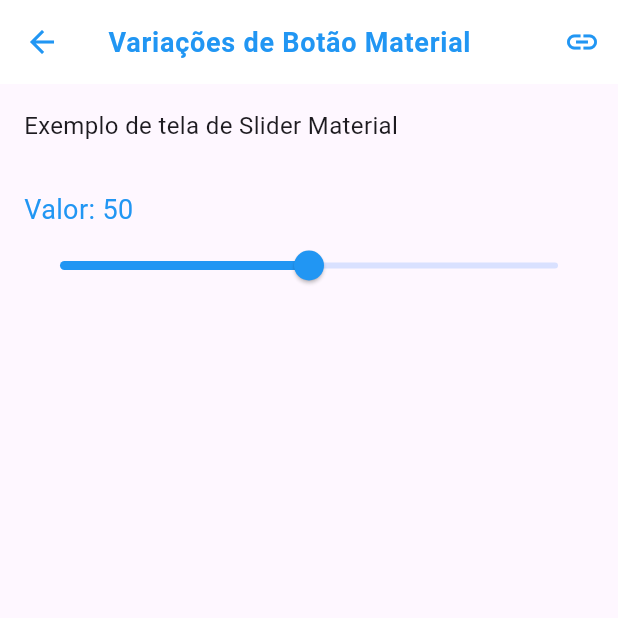
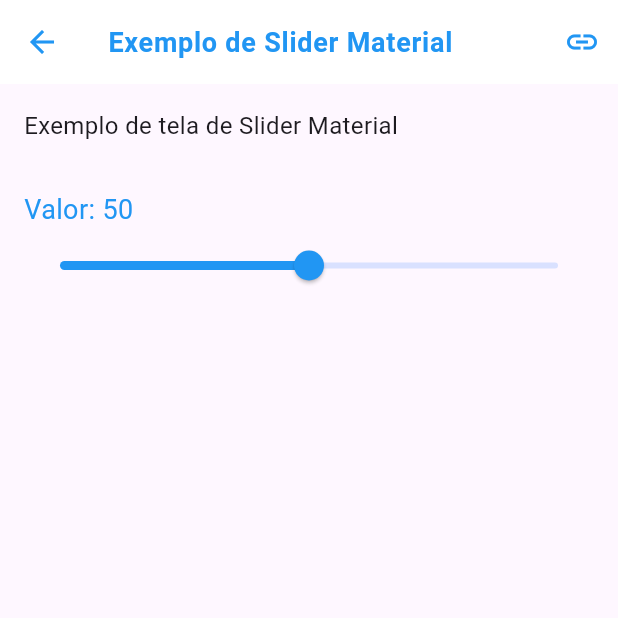
Before and after one commit to RafaelLand/devkit, a Flutter app: the MaterialSliderExample screen opened directly, on a phone screen of 412 x 824 dp, the top half of it. Run offline on Flutter 3.47's test engine with Material 3 defaults, Android fonts, the light colour scheme and no system bars; our stand-ins replace sqflite; accounts and stored records are empty.

Commit message:
Adicao dos link e padrao de titulo

```diff
--- a/lib/Cupertino/Buttons.dart
+++ b/lib/Cupertino/Buttons.dart
@@ -1,5 +1,6 @@
 import 'package:flutter/cupertino.dart';
 import 'package:flutter/material.dart';
+import 'package:url_launcher/url_launcher.dart';
 
 void main() => runApp(const MyApp());
 
@@ -39,7 +40,7 @@ class CupertinoButtonsExample extends StatelessWidget {
     return CupertinoPageScaffold(
       navigationBar: CupertinoNavigationBar(
         middle: const Text(
-          "Variações de Botão Cupertino",
+          "Exemplo de Botão Cupertino",
           style: TextStyle(
             fontWeight: FontWeight.bold,
             fontSize: 18,
@@ -58,7 +59,8 @@ class CupertinoButtonsExample extends StatelessWidget {
             color: CupertinoColors.activeBlue,
           ),
           onPressed: () {
-            // Adicione aqui a ação de anexar link
+            launchUrl(Uri.parse(
+                "https://github.com/RafaelLand/devkit/blob/main/lib/Cupertino/Buttons.dart"));
           },
         ),
         backgroundColor: CupertinoColors.white,
--- a/lib/Cupertino/Cards.dart
+++ b/lib/Cupertino/Cards.dart
@@ -1,6 +1,7 @@
 import 'package:flutter/cupertino.dart';
 import 'package:flutter/material.dart';
 import 'package:devkit/Cupertino/lista_widgets.dart';
+import 'package:url_launcher/url_launcher.dart';
 
 void main() => runApp(const CupertinoCardExample());
 
@@ -34,7 +35,7 @@ class VariedCardScreenWithNavIcons extends StatelessWidget {
   AppBar _buildAppBar(BuildContext context) {
     return AppBar(
       title: const Text(
-        "Variações de Cards Material",
+        "Exemplo de Cards Cupertino",
         style: TextStyle(
           fontWeight: FontWeight.bold,
           fontSize: 18,
@@ -56,7 +57,8 @@ class VariedCardScreenWithNavIcons extends StatelessWidget {
         IconButton(
           icon: const Icon(Icons.link),
           onPressed: () {
-            // Ação de anexar link
+            launchUrl(Uri.parse(
+                "https://github.com/RafaelLand/devkit/blob/main/lib/Cupertino/Cards.dart"));
           },
         ),
       ],
--- a/lib/Cupertino/List_Tile.dart
+++ b/lib/Cupertino/List_Tile.dart
@@ -1,4 +1,5 @@
 import 'package:flutter/cupertino.dart';
+import 'package:url_launcher/url_launcher.dart';
 
 void main() {
   runApp(const CupertinoListTileApp());
@@ -110,7 +111,8 @@ class CupertinoListTileExample extends StatelessWidget {
         trailing: CupertinoButton(
           padding: EdgeInsets.zero,
           onPressed: () {
-            // ação para anexar link
+            launchUrl(Uri.parse(
+                "https://github.com/RafaelLand/devkit/blob/main/lib/Cupertino/List_Tile.dart"));
           },
           child: const Icon(
             CupertinoIcons.link,
--- a/lib/Cupertino/Slider.dart
+++ b/lib/Cupertino/Slider.dart
@@ -1,6 +1,7 @@
 import 'package:flutter/cupertino.dart';
 import 'package:flutter/material.dart';
 import 'package:devkit/Cupertino/lista_widgets.dart';
+import 'package:url_launcher/url_launcher.dart';
 
 void main() {
   runApp(const CupertinoSliderExample());
@@ -36,7 +37,7 @@ class _CupertinoSliderExampleScreenState
     return Scaffold(
       appBar: AppBar(
         title: const Text(
-          "Variações de Cards Material",
+          "Exemplo de Cards Material",
           style: TextStyle(
             fontWeight: FontWeight.bold,
             fontSize: 18,
@@ -58,7 +59,8 @@ class _CupertinoSliderExampleScreenState
           IconButton(
             icon: const Icon(Icons.link),
             onPressed: () {
-              // Adicione aqui a ação de anexar link
+              launchUrl(Uri.parse(
+                  "https://github.com/RafaelLand/devkit/blob/main/lib/Cupertino/Slider.dart"));
             },
           ),
         ],
--- a/lib/Cupertino/Text_Field.dart
+++ b/lib/Cupertino/Text_Field.dart
@@ -1,6 +1,7 @@
 import 'package:flutter/cupertino.dart';
 import 'package:flutter/material.dart';
 import 'package:devkit/Cupertino/lista_widgets.dart';
+import 'package:url_launcher/url_launcher.dart';
 
 void main() {
   runApp(const CupertinoTextFieldExample());
@@ -91,7 +92,7 @@ class _CupertinoTextFieldExampleScreenState
     return Scaffold(
       appBar: AppBar(
         title: const Text(
-          "Variações de Cards Material",
+          "Exemplo de Cards Material",
           style: TextStyle(
             fontWeight: FontWeight.bold,
             fontSize: 18,
@@ -113,7 +114,8 @@ class _CupertinoTextFieldExampleScreenState
           IconButton(
             icon: const Icon(Icons.link),
             onPressed: () {
-              // Adicione aqui a ação de anexar link
+              launchUrl(Uri.parse(
+                  "https://github.com/RafaelLand/devkit/blob/main/lib/Cupertino/Text_Field.dart"));
             },
           ),
         ],
--- a/lib/Material/Buttons.dart
+++ b/lib/Material/Buttons.dart
@@ -1,4 +1,5 @@
 import 'package:flutter/material.dart';
+import 'package:url_launcher/url_launcher.dart';
 
 class MaterialButtonsExample extends StatefulWidget {
   const MaterialButtonsExample({super.key});
@@ -25,7 +26,7 @@ class _MaterialButtonsExampleState extends State<MaterialButtonsExample> {
     return Scaffold(
       appBar: AppBar(
         title: const Text(
-          "Variações de Botão Material",
+          "Exemplo de Botão Material",
           style: TextStyle(
             fontWeight: FontWeight.bold,
             fontSize: 18,
@@ -40,7 +41,10 @@ class _MaterialButtonsExampleState extends State<MaterialButtonsExample> {
         actions: [
           IconButton(
             icon: const Icon(Icons.link, color: Colors.blue),
-            onPressed: () {},
+            onPressed: () {
+              launchUrl(Uri.parse(
+                  "https://github.com/RafaelLand/devkit/blob/main/lib/Material/Buttons.dart"));
+            },
           ),
         ],
         backgroundColor: const Color.fromARGB(255, 255, 255, 255),
--- a/lib/Material/Cards.dart
+++ b/lib/Material/Cards.dart
@@ -1,5 +1,6 @@
 import 'package:flutter/material.dart';
 import 'package:devkit/Material/lista_widgets.dart';
+import 'package:url_launcher/url_launcher.dart';
 
 void main() => runApp(const MaterialCardExample());
 
@@ -25,7 +26,7 @@ class MaterialCardScreen extends StatelessWidget {
     return Scaffold(
       appBar: AppBar(
         title: const Text(
-          "Variações de Cards Material",
+          "Exemplo de Cards Material",
           style: TextStyle(
             fontWeight: FontWeight.bold,
             fontSize: 18,
@@ -47,7 +48,8 @@ class MaterialCardScreen extends StatelessWidget {
           IconButton(
             icon: const Icon(Icons.link),
             onPressed: () {
-              // Adicione aqui a ação de anexar link
+              launchUrl(Uri.parse(
+                  "https://github.com/RafaelLand/devkit/blob/main/lib/Material/Cards.dart"));
             },
           ),
         ],
--- a/lib/Material/List_Tile.dart
+++ b/lib/Material/List_Tile.dart
@@ -1,4 +1,5 @@
 import 'package:flutter/material.dart';
+import 'package:url_launcher/url_launcher.dart';
 
 void main() => runApp(const MaterialListTileExample());
 
@@ -16,14 +17,15 @@ class MaterialListTileExample extends StatelessWidget {
         elevation: 0,
         centerTitle: true,
         title: const Text(
-          'Material ListTile',
+          'Exemplo ListTile Material',
           style: TextStyle(color: Colors.blue),
         ),
         actions: [
           IconButton(
             icon: const Icon(Icons.link, color: Colors.blue),
             onPressed: () {
-              // Adicione aqui a ação desejada para o ícone de link
+              launchUrl(Uri.parse(
+                  "https://github.com/RafaelLand/devkit/blob/main/lib/Material/List_Tile.dart"));
             },
           ),
         ],
--- a/lib/Material/Slider.dart
+++ b/lib/Material/Slider.dart
@@ -1,4 +1,5 @@
 import 'package:flutter/material.dart';
+import 'package:url_launcher/url_launcher.dart';
 
 void main() => runApp(const MaterialSliderExample());
 
@@ -10,7 +11,7 @@ class MaterialSliderExample extends StatelessWidget {
     return Scaffold(
       appBar: AppBar(
         title: const Text(
-          "Variações de Botão Material",
+          "Exemplo de Slider Material",
           style: TextStyle(
             fontWeight: FontWeight.bold,
             fontSize: 18,
@@ -26,7 +27,8 @@ class MaterialSliderExample extends StatelessWidget {
           IconButton(
             icon: const Icon(Icons.link, color: Colors.blue),
             onPressed: () {
-              // Ação de anexar link
+              launchUrl(Uri.parse(
+                  "https://github.com/RafaelLand/devkit/blob/main/lib/Material/Slider.dart"));
             },
           ),
         ],
--- a/lib/Material/Text_Field.dart
+++ b/lib/Material/Text_Field.dart
@@ -1,5 +1,6 @@
 import 'package:flutter/material.dart';
 import 'package:devkit/Material/lista_widgets.dart';
+import 'package:url_launcher/url_launcher.dart';
 
 void main() => runApp(const MaterialTextFieldExample());
 
@@ -93,7 +94,7 @@ class _MaterialTextFieldScreenState extends State<MaterialTextFieldScreen> {
         foregroundColor: Colors.blue,
         elevation: 0,
         title: const Text(
-          "Variações de Botão Material",
+          "Exemplo de TextField Material",
           style: TextStyle(
             fontWeight: FontWeight.bold,
             fontSize: 18,
@@ -115,7 +116,8 @@ class _MaterialTextFieldScreenState extends State<MaterialTextFieldScreen> {
           IconButton(
             icon: const Icon(Icons.link),
             onPressed: () {
-              // Adicione aqui a ação de anexar link
+              launchUrl(Uri.parse(
+                  "https://github.com/RafaelLand/devkit/blob/main/lib/Material/Text_Field.dart"));
             },
           ),
         ],
--- a/lib/main.dart
+++ b/lib/main.dart
@@ -1,4 +1,3 @@
-import 'package:devkit/Login_Cadastro/tela_cadastro.dart';
 import 'package:flutter/material.dart';
 import 'package:devkit/listaTelaInicial.dart';
 import 'package:devkit/Login_Cadastro/tela_login.dart';
```
